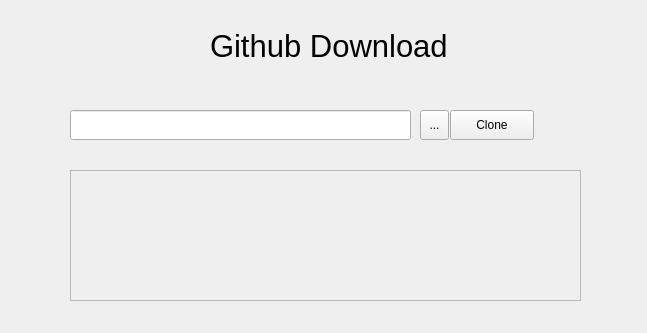
The window that qt/gitclone/widget.ui (denstiny/COcRes) describes before a commit, drawn with Qt 5.
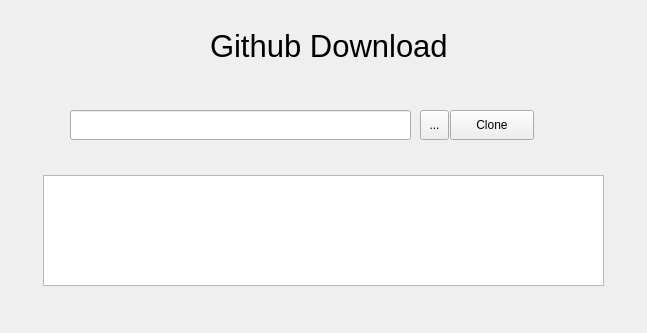
The same window after the commit.

```diff
--- a/qt/gitclone/widget.ui
+++ b/qt/gitclone/widget.ui
@@ -67,28 +67,15 @@
     <string>...</string>
    </property>
   </widget>
-  <widget class="QScrollArea" name="scrollArea">
+  <widget class="QTextEdit" name="textEdit">
    <property name="geometry">
     <rect>
-     <x>70</x>
-     <y>170</y>
-     <width>511</width>
-     <height>131</height>
+     <x>43</x>
+     <y>175</y>
+     <width>561</width>
+     <height>111</height>
     </rect>
    </property>
-   <property name="widgetResizable">
-    <bool>true</bool>
-   </property>
-   <widget class="QWidget" name="scrollAreaWidgetContents">
-    <property name="geometry">
-     <rect>
-      <x>0</x>
-      <y>0</y>
-      <width>505</width>
-      <height>125</height>
-     </rect>
-    </property>
-   </widget>
   </widget>
  </widget>
  <resources/>
```
